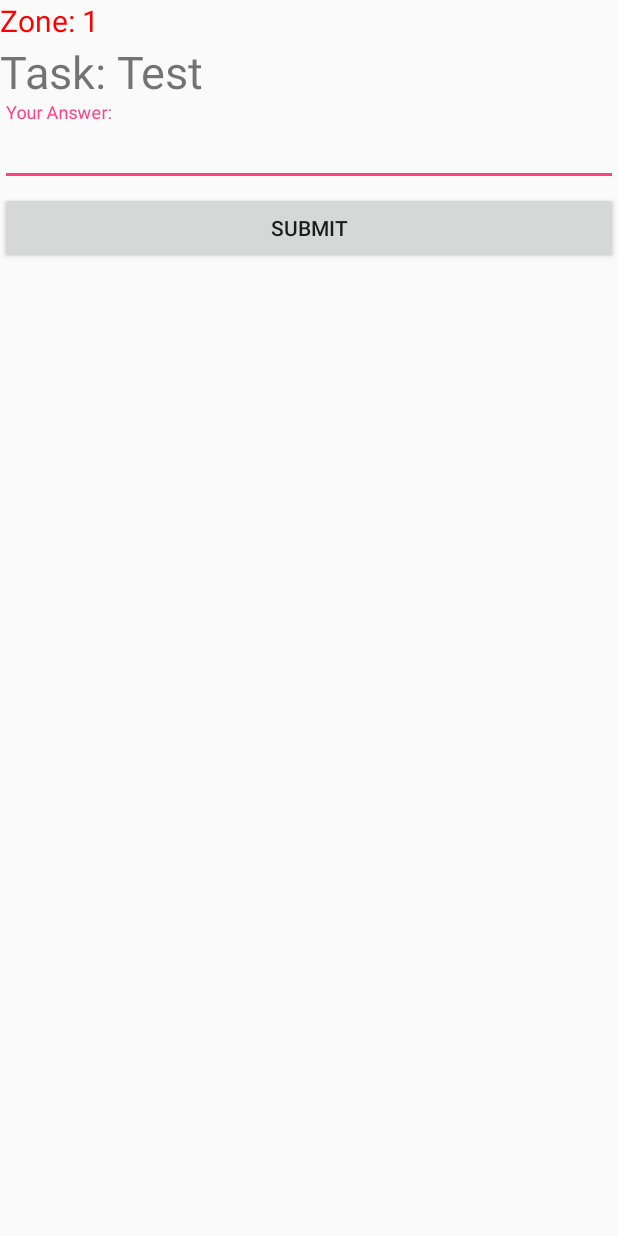
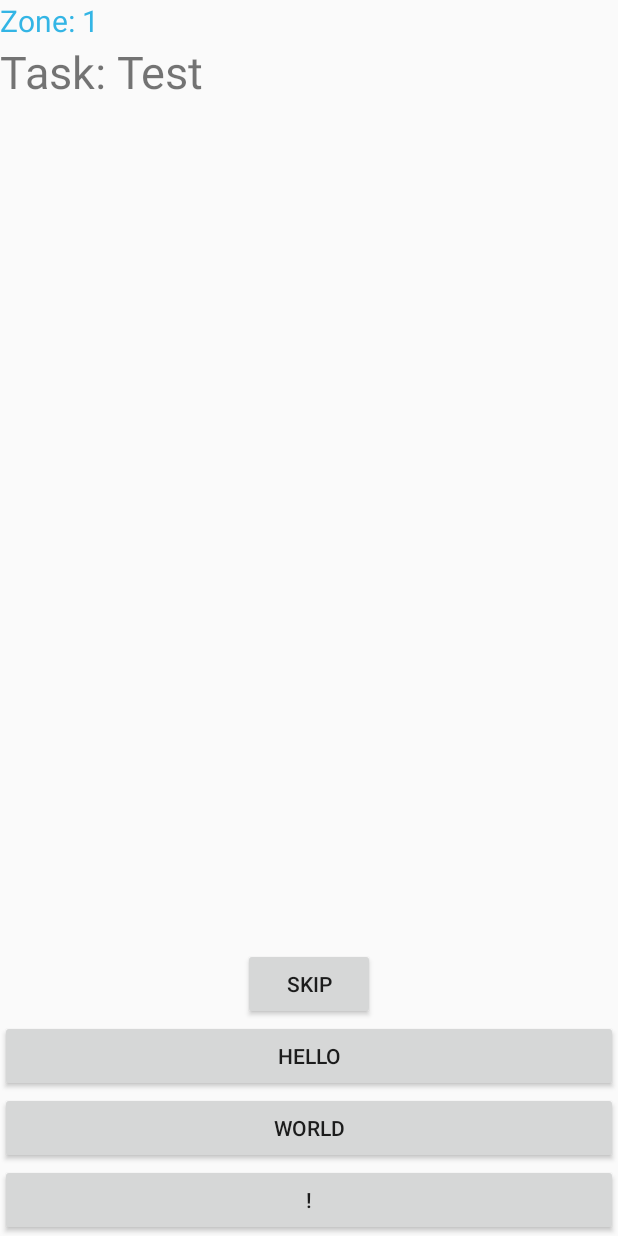
Before and after one commit to yuenj/EPLScavengerHunt, an Android app: the QuestionActivity screen opened directly, with no data from a screen before it, on a phone screen of 412 x 824 dp. Run offline under Robolectric (Android 15) with nearby library versions, the phone set to English and light mode, and no system bars.

Commit message:
Added basic skip button with no functionality

```diff
--- a/app/src/main/java/com/cmput401f17/eplscavengerhunt/activity/QuestionActivity.java
+++ b/app/src/main/java/com/cmput401f17/eplscavengerhunt/activity/QuestionActivity.java
@@ -1,11 +1,13 @@
 package com.cmput401f17.eplscavengerhunt.activity;
 
 import android.content.Context;
+import android.content.Intent;
 import android.graphics.Color;
 import android.os.Bundle;
 import android.support.design.widget.TextInputLayout;
 import android.support.v7.app.AppCompatActivity;
 import android.support.v7.widget.LinearLayoutCompat;
+import android.util.Log;
 import android.view.KeyEvent;
 import android.view.View;
 import android.view.inputmethod.EditorInfo;
@@ -38,8 +40,6 @@ public class QuestionActivity extends AppCompatActivity {
     private void displayZone() {
         TextView zone = (TextView)findViewById(R.id.zone);
         zone.setText("Zone: " + qController.requestZone());
-        zone.setTextColor(Color.RED);
-        zone.setTextSize(20);
     }
 
     /**
@@ -63,6 +63,7 @@ public class QuestionActivity extends AppCompatActivity {
         displayPrompt();
 
         /* Get the MC choices */
+        //TODO grab from supplied question
          final ArrayList<String> choices = new ArrayList<String>();
          choices.add("Hello");
          choices.add("World");
@@ -74,7 +75,7 @@ public class QuestionActivity extends AppCompatActivity {
              mcOption.setText(choices.get(i));
 
              LinearLayoutCompat layout = (LinearLayoutCompat) findViewById(R.id.mult_question_layout);
-             LinearLayoutCompat.LayoutParams parameters = new LinearLayoutCompat.LayoutParams(LinearLayoutCompat.LayoutParams.MATCH_PARENT, LinearLayoutCompat.LayoutParams.WRAP_CONTENT);
+             LinearLayoutCompat.LayoutParams parameters = new LinearLayoutCompat.LayoutParams(LinearLayoutCompat.LayoutParams.MATCH_PARENT, LinearLayoutCompat.LayoutParams.WRAP_CONTENT,0f);
              layout.addView(mcOption, parameters);
 
             /* Listen for button click. If clicked, make a toast telling which button was clicked */
@@ -187,9 +188,18 @@ public class QuestionActivity extends AppCompatActivity {
 
         currentQuestion = qController.requestQuestion();
 
-        //displayMultChoice();
-        displayWrittenInput();
+        displayMultChoice();
+        //displayWrittenInput();
         //displayPicInput();
+
+        Button skipButton = (Button) findViewById(R.id.skip);
+
+        skipButton.setOnClickListener(new View.OnClickListener() {
+            public void onClick(View v) {
+                Toast.makeText(v.getContext(), "Question skipped", Toast.LENGTH_SHORT).show();
+                //qController.skip();
+            }
+        });
 
     }
 }
--- a/app/src/main/res/layout/activity_mult_choice.xml
+++ b/app/src/main/res/layout/activity_mult_choice.xml
@@ -14,7 +14,8 @@
         android:layout_width="wrap_content"
         android:layout_height="wrap_content"
         android:text="@string/question_temp_text"
-        android:textSize="30sp"/>
+        android:textSize="20sp"
+        android:textColor="#33b5e5"/>
 
     <TextView
         android:id="@+id/question_prompt"
@@ -23,4 +24,17 @@
         android:text="@string/question_temp_text"
         android:textSize="30sp"/>
 
+    <LinearLayout
+        android:layout_width="match_parent"
+        android:layout_height="0dip"
+        android:layout_weight="1"
+        android:gravity="center|bottom"
+        android:orientation="vertical">
+        <Button
+            android:id="@+id/skip"
+            android:layout_width="wrap_content"
+            android:layout_height="wrap_content"
+            android:text="Skip"/>
+    </LinearLayout>
+
 </android.support.v7.widget.LinearLayoutCompat>
```
Also changed, not shown: app/src/main/res/layout/activity_pic_input.xml (+13 -0 lines), app/src/main/res/layout/activity_written_input.xml (+13 -0 lines).
